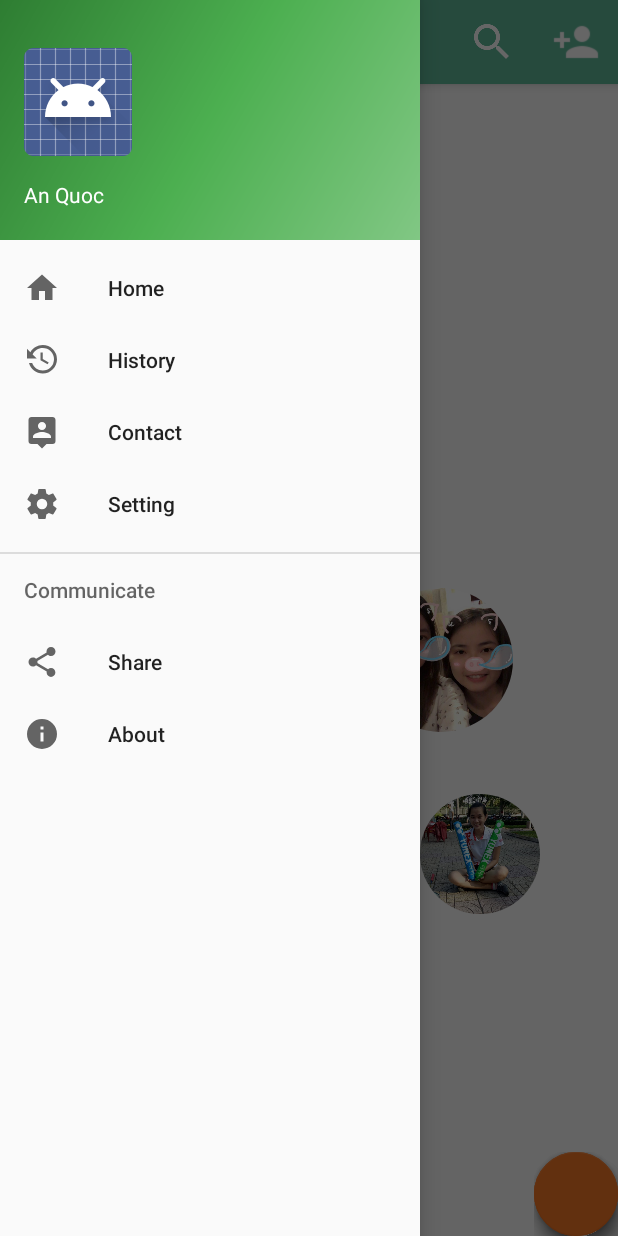
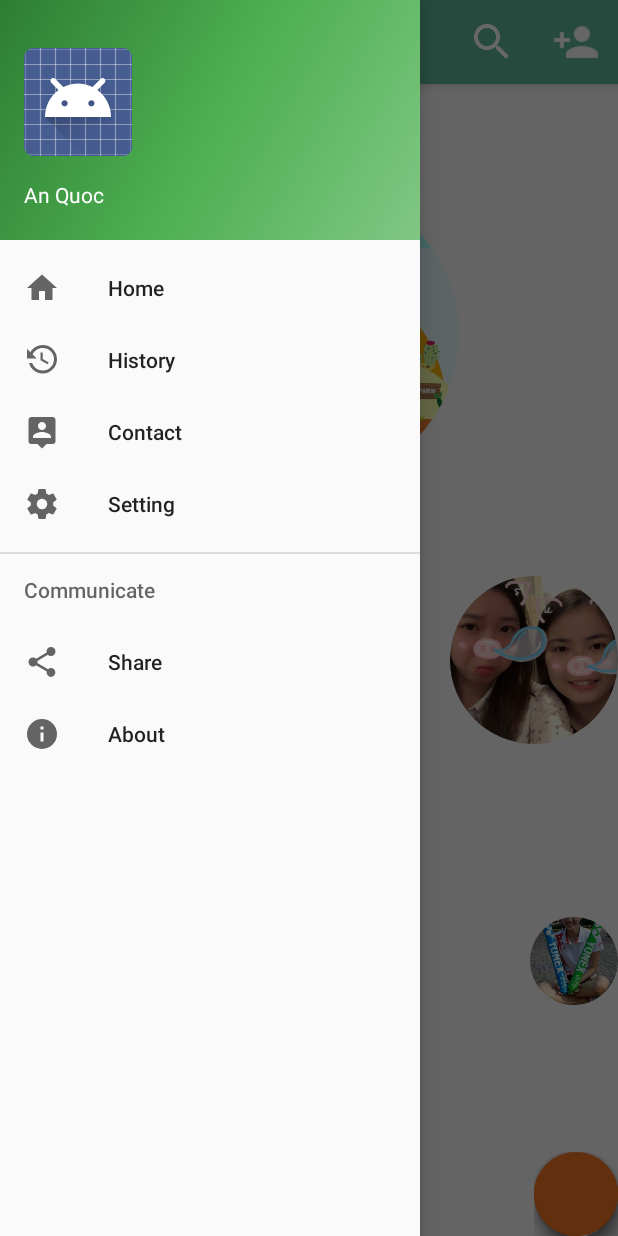
Before and after one commit to dtaq123/rmme, an Android app: the screen it shows after launch (MainActivity), with the side drawer open, on a phone screen of 412 x 824 dp. Run offline under Robolectric (Android 15) with nearby library versions, the light colour scheme and no system bars; our stand-ins replace CircleImageView; libraries missing offline, so code that uses them is left out: com.getbase.floatingactionbutton, com.transitionseverywhere; plain views replace FloatingActionButton, FloatingActionsMenu; 2 statements that could not run were skipped.

Commit message:
Make LayoutParam for user avatars

```diff
--- a/app/src/main/java/com/dtaq/myrmme/MainActivity.java
+++ b/app/src/main/java/com/dtaq/myrmme/MainActivity.java
@@ -1,6 +1,7 @@
 package com.dtaq.myrmme;
 
 import android.os.Bundle;
+import android.support.annotation.IdRes;
 import android.support.design.widget.FloatingActionButton;
 import android.support.design.widget.NavigationView;
 import android.support.design.widget.Snackbar;
@@ -14,7 +15,6 @@ import android.view.MenuItem;
 import android.view.MotionEvent;
 import android.view.View;
 import android.view.ViewGroup;
-import android.widget.Button;
 import android.widget.FrameLayout;
 import android.widget.RelativeLayout;
 
@@ -52,7 +52,7 @@ public class MainActivity extends AppCompatActivity
         NavigationView navigationView = (NavigationView) findViewById(R.id.nav_view);
         navigationView.setNavigationItemSelectedListener(this);
 
-    // Floating Button toggle
+//         Floating Button toggle
         final FrameLayout frameLayout = (FrameLayout) findViewById(R.id.frame_layout);
         frameLayout.getBackground().setAlpha(0);
         final FloatingActionsMenu fabMenu = (FloatingActionsMenu) findViewById(R.id.fab_menu);
@@ -78,32 +78,137 @@ public class MainActivity extends AppCompatActivity
 
 
         // Transition Button
-        final CircleImageView button = (CircleImageView) findViewById(R.id.avatar1);
-        button.setOnClickListener(new View.OnClickListener() {
+        final CircleImageView avatar1_btn = (CircleImageView) findViewById(R.id.avatar1);
+        final CircleImageView avatar2_btn = (CircleImageView) findViewById(R.id.avatar2);
+        final CircleImageView avatar3_btn = (CircleImageView) findViewById(R.id.avatar3);
+        final CircleImageView avatar4_btn = (CircleImageView) findViewById(R.id.avatar4);
+        final CircleImageView avatar5_btn = (CircleImageView) findViewById(R.id.avatar5);
+        final CircleImageView avatar6_btn = (CircleImageView) findViewById(R.id.avatar6);
+
+
+        // Create default layout params for each avatar
+        RelativeLayout.LayoutParams param_1 = new RelativeLayout.LayoutParams(
+                RelativeLayout.LayoutParams.WRAP_CONTENT, RelativeLayout.LayoutParams.WRAP_CONTENT);
+        param_1.addRule(RelativeLayout.ALIGN_PARENT_TOP, RelativeLayout.TRUE);
+        param_1.addRule(RelativeLayout.CENTER_HORIZONTAL, RelativeLayout.TRUE);
+        param_1.setMargins(0, 100, 0, 0);
+        avatar1_btn.setLayoutParams(param_1);
+        ViewGroup.LayoutParams size_1 = avatar1_btn.getLayoutParams();
+        size_1.width = 300;
+        size_1.height = 300;
+        avatar1_btn.setLayoutParams(size_1);
+
+
+        RelativeLayout.LayoutParams param_2 = new RelativeLayout.LayoutParams(
+                RelativeLayout.LayoutParams.WRAP_CONTENT, RelativeLayout.LayoutParams.WRAP_CONTENT);
+        param_2.addRule(RelativeLayout.CENTER_VERTICAL, RelativeLayout.TRUE);
+        param_2.setMargins(50, 0, 0, 0);
+        avatar2_btn.setLayoutParams(param_2);
+        ViewGroup.LayoutParams size_2 = avatar2_btn.getLayoutParams();
+        size_2.width = 200;
+        size_2.height = 200;
+        avatar2_btn.setLayoutParams(size_2);
+
+
+        RelativeLayout.LayoutParams param_3 = new RelativeLayout.LayoutParams(
+                RelativeLayout.LayoutParams.WRAP_CONTENT, RelativeLayout.LayoutParams.WRAP_CONTENT);
+        param_3.addRule(RelativeLayout.CENTER_VERTICAL, RelativeLayout.TRUE);
+        param_3.setMargins(450, 0, 0, 0);
+        avatar3_btn.setLayoutParams(param_3);
+        ViewGroup.LayoutParams size_3 = avatar3_btn.getLayoutParams();
+        size_3.width = 200;
+        size_3.height = 200;
+        avatar3_btn.setLayoutParams(size_3);
+
+
+        RelativeLayout.LayoutParams param_4 = new RelativeLayout.LayoutParams(
+                RelativeLayout.LayoutParams.WRAP_CONTENT, RelativeLayout.LayoutParams.WRAP_CONTENT);
+        param_4.addRule(RelativeLayout.ALIGN_PARENT_BOTTOM, RelativeLayout.TRUE);
+        param_4.addRule(RelativeLayout.ALIGN_PARENT_LEFT, RelativeLayout.TRUE);
+        param_4.setMargins(18, 0, 0, 200);
+        avatar4_btn.setLayoutParams(param_4);
+        ViewGroup.LayoutParams size_4 = avatar4_btn.getLayoutParams();
+        size_4.width = 150;
+        size_4.height = 150;
+        avatar4_btn.setLayoutParams(size_4);
+
+
+        RelativeLayout.LayoutParams param_5 = new RelativeLayout.LayoutParams(
+                RelativeLayout.LayoutParams.WRAP_CONTENT, RelativeLayout.LayoutParams.WRAP_CONTENT);
+        param_5.addRule(RelativeLayout.ALIGN_PARENT_BOTTOM, RelativeLayout.TRUE);
+        param_5.addRule(RelativeLayout.ALIGN_PARENT_LEFT, RelativeLayout.TRUE);
+        param_5.setMargins(270, 0, 0, 200);
+        avatar5_btn.setLayoutParams(param_5);
+        ViewGroup.LayoutParams size_5 = avatar5_btn.getLayoutParams();
+        size_5.width = 150;
+        size_5.height = 150;
+        avatar5_btn.setLayoutParams(size_5);
+
+        RelativeLayout.LayoutParams param_6 = new RelativeLayout.LayoutParams(
+                RelativeLayout.LayoutParams.WRAP_CONTENT, RelativeLayout.LayoutParams.WRAP_CONTENT);
+        param_6.addRule(RelativeLayout.ALIGN_PARENT_BOTTOM, RelativeLayout.TRUE);
+        param_6.addRule(RelativeLayout.ALIGN_PARENT_LEFT, RelativeLayout.TRUE);
+        param_6.setMargins(530, 0, 0, 200);
+        avatar6_btn.setLayoutParams(param_6);
+        ViewGroup.LayoutParams size_6 = avatar6_btn.getLayoutParams();
+        size_6.width = 150;
+        size_6.height = 150;
+        avatar6_btn.setLayoutParams(size_6);
+
+        // OnClick Avatar Listener
+        avatar1_btn.setOnClickListener(new View.OnClickListener() {
             @Override
             public void onClick(View view) {
-                move();
+                move(R.id.avatar1);
             }
         });
-
-
+        avatar2_btn.setOnClickListener(new View.OnClickListener() {
+            @Override
+            public void onClick(View view) {
+                move(R.id.avatar2);
+            }
+        });
+        avatar3_btn.setOnClickListener(new View.OnClickListener() {
+            @Override
+            public void onClick(View view) {
+                move(R.id.avatar3);
+            }
+        });
+        avatar4_btn.setOnClickListener(new View.OnClickListener() {
+            @Override
+            public void onClick(View view) {
+                move(R.id.avatar4);
+            }
+        });
+        avatar5_btn.setOnClickListener(new View.OnClickListener() {
+            @Override
+            public void onClick(View view) {
+                move(R.id.avatar5);
+            }
+        });
+        avatar6_btn.setOnClickListener(new View.OnClickListener() {
+            @Override
+            public void onClick(View view) {
+                move(R.id.avatar6);
+            }
+        });
     }
 
-    private void move() {
-        CircleImageView button = (CircleImageView) findViewById(R.id.avatar1);
-        ViewGroup mylayout = (ViewGroup) findViewById(R.id.drawer_layout);
-        TransitionManager.beginDelayedTransition(mylayout);
+    private void move(int avatar_ID) {
+        CircleImageView avatar_btn = (CircleImageView) findViewById(avatar_ID);
+        ViewGroup mainlayout = (ViewGroup) findViewById(R.id.drawer_layout);
+        TransitionManager.beginDelayedTransition(mainlayout);
         RelativeLayout.LayoutParams position = new RelativeLayout.LayoutParams(
                 RelativeLayout.LayoutParams.MATCH_PARENT, RelativeLayout.LayoutParams.MATCH_PARENT
         );
         position.addRule(RelativeLayout.CENTER_HORIZONTAL, RelativeLayout.TRUE);
         position.addRule(RelativeLayout.ALIGN_PARENT_BOTTOM, RelativeLayout.TRUE);
-        button.setLayoutParams(position);
+        avatar_btn.setLayoutParams(position);
 
-        ViewGroup.LayoutParams size = button.getLayoutParams();
+        ViewGroup.LayoutParams size = avatar_btn.getLayoutParams();
         size.width = 100;
         size.height = 100;
-        button.setLayoutParams(size);
+        avatar_btn.setLayoutParams(size);
     }
 
 
--- a/app/src/main/res/layout/content_main.xml
+++ b/app/src/main/res/layout/content_main.xml
@@ -24,15 +24,6 @@
         android:src="@drawable/avatar_2" />
 
     <de.hdodenhof.circleimageview.CircleImageView
-        android:id="@+id/avatar3"
-        android:layout_width="96dp"
-        android:layout_height="96dp"
-        android:layout_alignTop="@+id/avatar2"
-        android:layout_toEndOf="@+id/avatar5"
-        android:layout_toRightOf="@+id/avatar5"
-        android:src="@drawable/avatar_3" />
-
-    <de.hdodenhof.circleimageview.CircleImageView
         android:id="@+id/avatar5"
         android:layout_width="80dp"
         android:layout_height="80dp"
@@ -43,20 +34,32 @@
 
     <de.hdodenhof.circleimageview.CircleImageView
         android:id="@+id/avatar1"
-        android:layout_width="120dp"
-        android:layout_height="120dp"
+        android:layout_width="150dp"
+        android:layout_height="150dp"
         android:layout_alignParentTop="true"
         android:layout_centerHorizontal="true"
         android:layout_marginTop="30dp"
-        android:src="@drawable/avatar_7" />
+        android:src="@drawable/avatar_1" />
+
+    <de.hdodenhof.circleimageview.CircleImageView
+        android:id="@+id/avatar3"
+        android:layout_width="96dp"
+        android:layout_height="96dp"
+        android:layout_above="@+id/avatar5"
+
+        android:layout_toEndOf="@+id/avatar1"
+        android:layout_toRightOf="@+id/avatar1"
+        android:src="@drawable/avatar_3" />
 
     <de.hdodenhof.circleimageview.CircleImageView
         android:id="@+id/avatar4"
         android:layout_width="80dp"
         android:layout_height="80dp"
+
         android:layout_alignTop="@+id/avatar5"
-        android:layout_marginEnd="11dp"
-        android:layout_marginRight="11dp"
+
+        android:layout_marginEnd="14dp"
+        android:layout_marginRight="14dp"
         android:layout_toLeftOf="@+id/avatar1"
         android:layout_toStartOf="@+id/avatar1"
         android:src="@drawable/avatar_4" />
@@ -65,11 +68,9 @@
         android:id="@+id/avatar6"
         android:layout_width="80dp"
         android:layout_height="80dp"
+        android:layout_alignEnd="@+id/avatar3"
+        android:layout_alignRight="@+id/avatar3"
         android:layout_alignTop="@+id/avatar5"
-        android:layout_marginLeft="14dp"
-        android:layout_marginStart="14dp"
-        android:layout_toEndOf="@+id/avatar1"
-        android:layout_toRightOf="@+id/avatar1"
         android:src="@drawable/avatar_6" />
 
 
@@ -77,8 +78,7 @@
         android:id="@+id/frame_layout"
         android:layout_width="match_parent"
         android:layout_height="match_parent"
-        android:background="@color/white_overlay"
-        >
+        android:background="@color/white_overlay">
 
         <com.getbase.floatingactionbutton.FloatingActionsMenu
             android:id="@+id/fab_menu"
@@ -130,6 +130,4 @@
     </FrameLayout>
 
 
-
-
 </RelativeLayout>
```
Also changed, not shown: app/src/main/res/drawable-hdpi/avatar_2.png, app/src/main/res/drawable-mdpi/avatar_2.png, app/src/main/res/drawable-xhdpi/avatar_2.png, app/src/main/res/drawable-xxhdpi/avatar_2.png, 2 other files.
